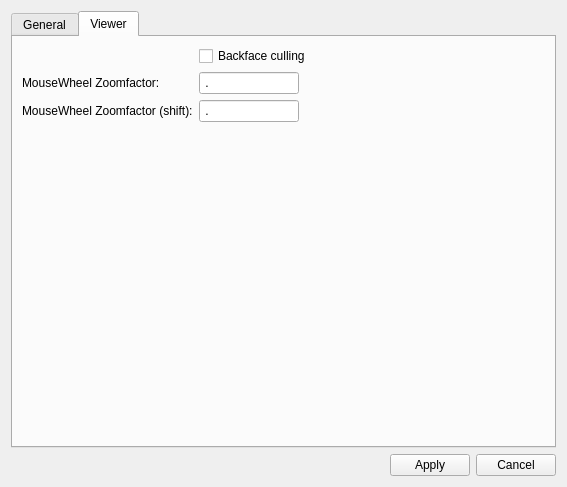
Before: the Qt Designer form OpenFlipper/widgets/optionsWidget/ui_optionsWidget.ui in ShenRen/OpenFlipper, drawn with Qt 5.
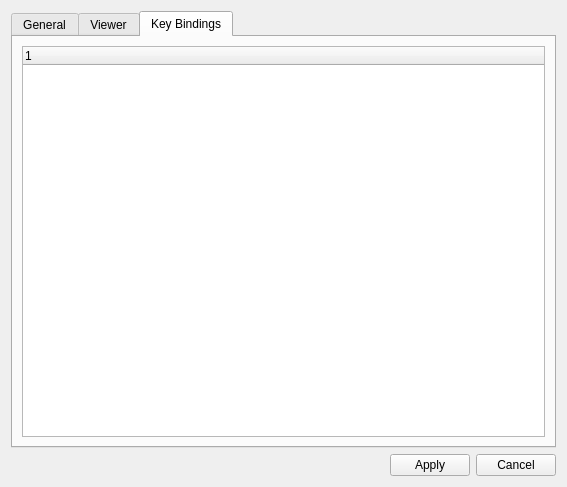
After: the same form once the commit is applied.

What changed in the file:
```diff
--- a/OpenFlipper/widgets/optionsWidget/ui_optionsWidget.ui
+++ b/OpenFlipper/widgets/optionsWidget/ui_optionsWidget.ui
@@ -22,7 +22,7 @@
       <string/>
      </property>
      <property name="currentIndex" >
-      <number>1</number>
+      <number>2</number>
      </property>
      <property name="usesScrollButtons" >
       <bool>true</bool>
@@ -187,6 +187,24 @@
        </item>
       </layout>
      </widget>
+     <widget class="QWidget" name="key" >
+      <property name="geometry" >
+       <rect>
+        <x>0</x>
+        <y>0</y>
+        <width>545</width>
+        <height>409</height>
+       </rect>
+      </property>
+      <attribute name="title" >
+       <string>Key Bindings</string>
+      </attribute>
+      <layout class="QHBoxLayout" name="horizontalLayout_2" >
+       <item>
+        <widget class="QTreeWidget" name="keyTree" />
+       </item>
+      </layout>
+     </widget>
     </widget>
    </item>
    <item>
```
